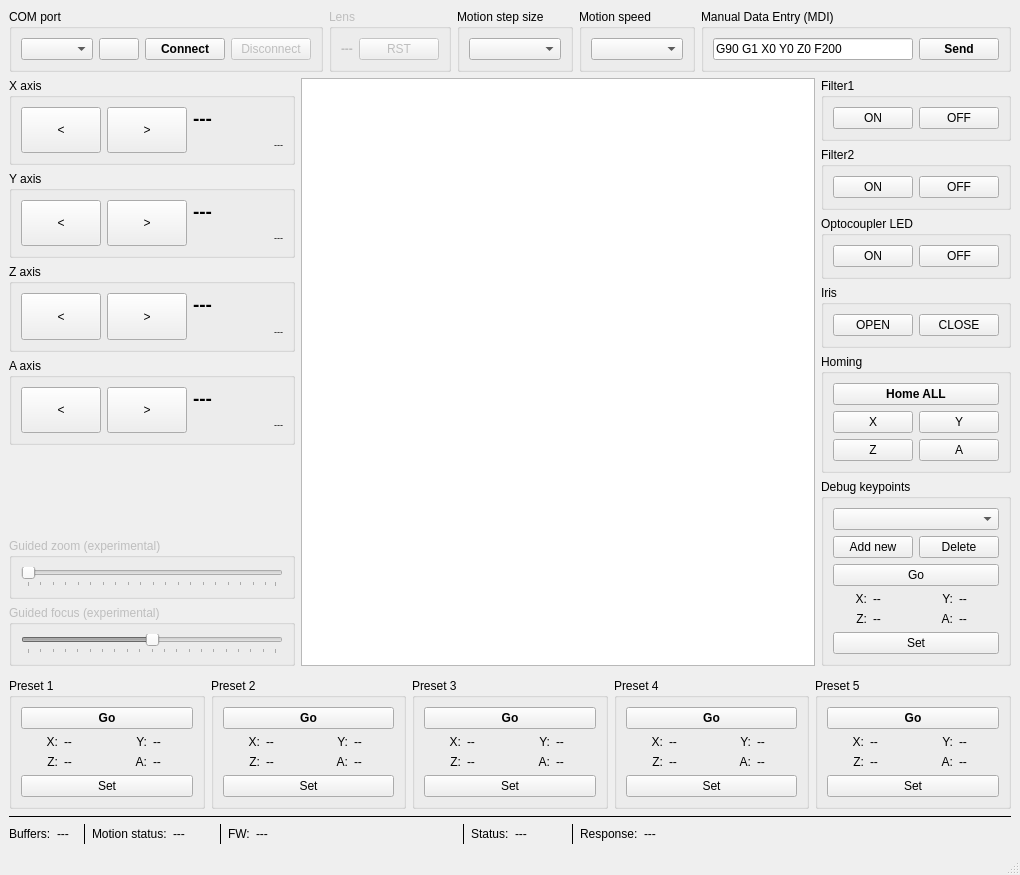
The window that 03_lens_tester_gui/gui.ui (Kurokesu/SCE2-SDK) describes before a commit, drawn with Qt 5.
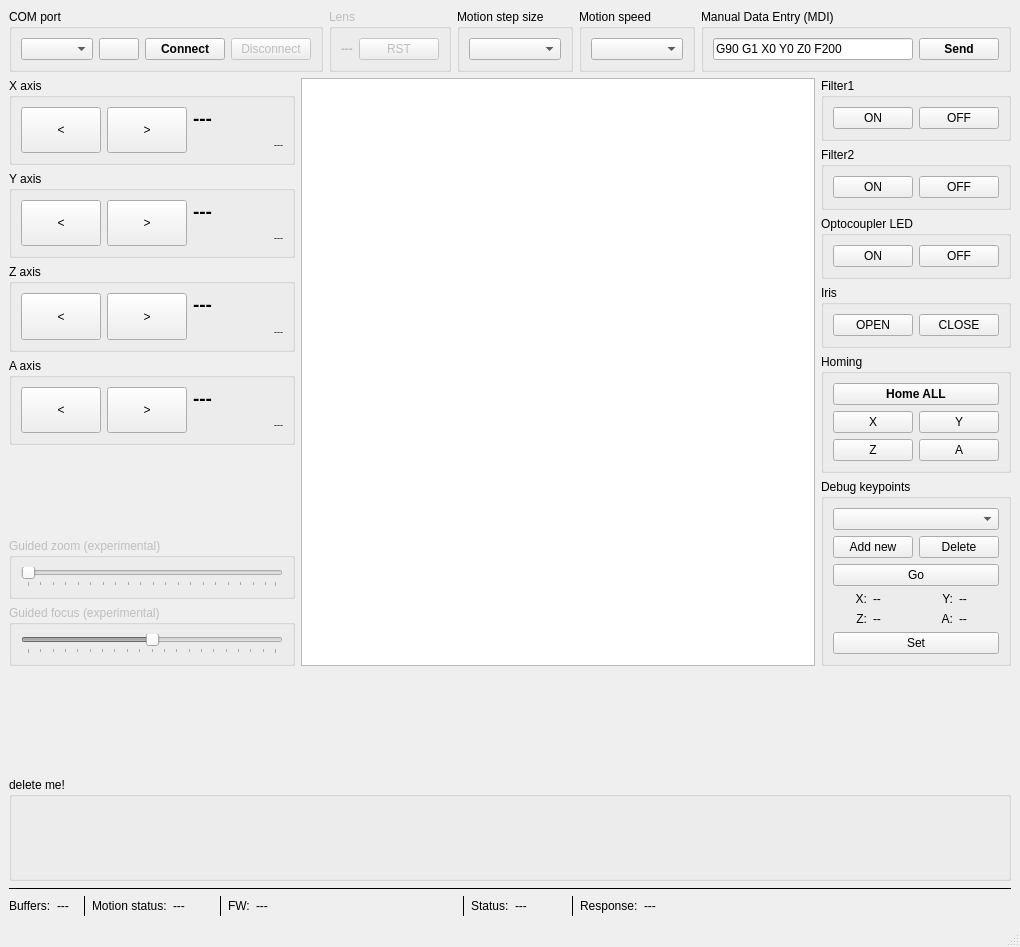
The same window after the commit. Icons and pictures are not drawn. Custom widgets are drawn as their Qt base class.

Commit message: refactored presets as widgets

What changed in the file:
```diff
--- a/03_lens_tester_gui/gui.ui
+++ b/03_lens_tester_gui/gui.ui
@@ -7,7 +7,7 @@
     <x>0</x>
     <y>0</y>
     <width>1020</width>
-    <height>875</height>
+    <height>947</height>
    </rect>
   </property>
   <property name="windowTitle">
@@ -929,7 +929,7 @@
       <property name="sizeHint" stdset="0">
        <size>
         <width>20</width>
-        <height>115</height>
+        <height>20</height>
        </size>
       </property>
      </spacer>
@@ -1166,733 +1166,22 @@
     <item row="3" column="0">
      <layout class="QHBoxLayout" name="horizontalLayout">
       <item>
-       <widget class="QGroupBox" name="group_p1">
-        <property name="enabled">
-         <bool>true</bool>
+       <widget class="QGroupBox" name="presetGroup">
+        <property name="sizePolicy">
+         <sizepolicy hsizetype="Preferred" vsizetype="MinimumExpanding">
+          <horstretch>0</horstretch>
+          <verstretch>0</verstretch>
+         </sizepolicy>
         </property>
-        <property name="title">
-         <string>Preset 1</string>
+        <property name="minimumSize">
+         <size>
+          <width>0</width>
+          <height>0</height>
+         </size>
         </property>
-        <layout class="QGridLayout" name="gridLayout_6">
-         <item row="0" column="0" colspan="2">
-          <widget class="QPushButton" name="push_pr1_go">
-           <property name="sizePolicy">
-            <sizepolicy hsizetype="Minimum" vsizetype="Fixed">
-             <horstretch>0</horstretch>
-             <verstretch>0</verstretch>
-            </sizepolicy>
-           </property>
-           <property name="font">
-            <font>
-             <weight>75</weight>
-             <bold>true</bold>
-            </font>
-           </property>
-           <property name="text">
-            <string>Go</string>
-           </property>
-          </widget>
-         </item>
-         <item row="1" column="0">
-          <layout class="QHBoxLayout" name="horizontalLayout_26">
-           <item>
-            <widget class="QLabel" name="label_19">
-             <property name="text">
-              <string>X:</string>
-             </property>
-             <property name="alignment">
-              <set>Qt::AlignRight|Qt::AlignTrailing|Qt::AlignVCenter</set>
-             </property>
-            </widget>
-           </item>
-           <item>
-            <widget class="QLabel" name="label_pr1_x">
-             <property name="minimumSize">
-              <size>
-               <width>40</width>
-               <height>0</height>
-              </size>
-             </property>
-             <property name="text">
-              <string>--</string>
-             </property>
-            </widget>
-           </item>
-          </layout>
-         </item>
-         <item row="1" column="1">
-          <layout class="QHBoxLayout" name="horizontalLayout_30">
-           <item>
-            <widget class="QLabel" name="label_27">
-             <property name="text">
-              <string>Y:</string>
-             </property>
-             <property name="alignment">
-              <set>Qt::AlignRight|Qt::AlignTrailing|Qt::AlignVCenter</set>
-             </property>
-            </widget>
-           </item>
-           <item>
-            <widget class="QLabel" name="label_pr1_y">
-             <property name="minimumSize">
-              <size>
-               <width>40</width>
-               <height>0</height>
-              </size>
-             </property>
-             <property name="text">
-              <string>--</string>
-             </property>
-            </widget>
-           </item>
-          </layout>
-         </item>
-         <item row="2" column="0">
-          <layout class="QHBoxLayout" name="horizontalLayout_31">
-           <item>
-            <widget class="QLabel" name="label_29">
-             <property name="text">
-              <string>Z:</string>
-             </property>
-             <property name="alignment">
-              <set>Qt::AlignRight|Qt::AlignTrailing|Qt::AlignVCenter</set>
-             </property>
-            </widget>
-           </item>
-           <item>
-            <widget class="QLabel" name="label_pr1_z">
-             <property name="minimumSize">
-              <size>
-               <width>40</width>
-               <height>0</height>
-              </size>
-             </property>
-             <property name="text">
-              <string>--</string>
-             </property>
-            </widget>
-           </item>
-          </layout>
-         </item>
-         <item row="2" column="1">
-          <layout class="QHBoxLayout" name="horizontalLayout_38">
-           <item>
-            <widget class="QLabel" name="label_30">
-             <property name="text">
-              <string>A:</string>
-             </property>
-             <property name="alignment">
-              <set>Qt::AlignRight|Qt::AlignTrailing|Qt::AlignVCenter</set>
-             </property>
-            </widget>
-           </item>
-           <item>
-            <widget class="QLabel" name="label_pr1_a">
-             <property name="minimumSize">
-              <size>
-               <width>40</width>
-               <height>0</height>
-              </size>
-             </property>
-             <property name="text">
-              <string>--</string>
-             </property>
-            </widget>
-           </item>
-          </layout>
-         </item>
-         <item row="3" column="0" colspan="2">
-          <widget class="QPushButton" name="push_pr1_set">
-           <property name="text">
-            <string>Set</string>
-           </property>
-          </widget>
-         </item>
-        </layout>
-       </widget>
-      </item>
-      <item>
-       <widget class="QGroupBox" name="group_p2">
-        <property name="enabled">
-         <bool>true</bool>
-        </property>
         <property name="title">
-         <string>Preset 2</string>
+         <string>delete me!</string>
         </property>
-        <layout class="QGridLayout" name="gridLayout_14">
-         <item row="0" column="0" colspan="2">
-          <widget class="QPushButton" name="push_pr2_go">
-           <property name="sizePolicy">
-            <sizepolicy hsizetype="Minimum" vsizetype="Fixed">
-             <horstretch>0</horstretch>
-             <verstretch>0</verstretch>
-            </sizepolicy>
-           </property>
-           <property name="font">
-            <font>
-             <weight>75</weight>
-             <bold>true</bold>
-            </font>
-           </property>
-           <property name="text">
-            <string>Go</string>
-           </property>
-          </widget>
-         </item>
-         <item row="1" column="0">
-          <layout class="QHBoxLayout" name="horizontalLayout_50">
-           <item>
-            <widget class="QLabel" name="label_25">
-             <property name="text">
-              <string>X:</string>
-             </property>
-             <property name="alignment">
-              <set>Qt::AlignRight|Qt::AlignTrailing|Qt::AlignVCenter</set>
-             </property>
-            </widget>
-           </item>
-           <item>
-            <widget class="QLabel" name="label_pr2_x">
-             <property name="minimumSize">
-              <size>
-               <width>40</width>
-               <height>0</height>
-              </size>
-             </property>
-             <property name="text">
-              <string>--</string>
-             </property>
-            </widget>
-           </item>
-          </layout>
-         </item>
-         <item row="1" column="1">
-          <layout class="QHBoxLayout" name="horizontalLayout_49">
-           <item>
-            <widget class="QLabel" name="label_44">
-             <property name="text">
-              <string>Y:</string>
-             </property>
-             <property name="alignment">
-              <set>Qt::AlignRight|Qt::AlignTrailing|Qt::AlignVCenter</set>
-             </property>
-            </widget>
-           </item>
-           <item>
-            <widget class="QLabel" name="label_pr2_y">
-             <property name="minimumSize">
-              <size>
-               <width>40</width>
-               <height>0</height>
-              </size>
-             </property>
-             <property name="text">
-              <string>--</string>
-             </property>
-            </widget>
-           </item>
-          </layout>
-         </item>
-         <item row="2" column="0">
-          <layout class="QHBoxLayout" name="horizontalLayout_48">
-           <item>
-            <widget class="QLabel" name="label_43">
-             <property name="text">
-              <string>Z:</string>
-             </property>
-             <property name="alignment">
-              <set>Qt::AlignRight|Qt::AlignTrailing|Qt::AlignVCenter</set>
-             </property>
-            </widget>
-           </item>
-           <item>
-            <widget class="QLabel" name="label_pr2_z">
-             <property name="minimumSize">
-              <size>
-               <width>40</width>
-               <height>0</height>
-              </size>
-             </property>
-             <property name="text">
-              <string>--</string>
-             </property>
-            </widget>
-           </item>
-          </layout>
-         </item>
-         <item row="2" column="1">
-          <layout class="QHBoxLayout" name="horizontalLayout_47">
-           <item>
-            <widget class="QLabel" name="label_38">
-             <property name="text">
-              <string>A:</string>
-             </property>
-             <property name="alignment">
-              <set>Qt::AlignRight|Qt::AlignTrailing|Qt::AlignVCenter</set>
-             </property>
-            </widget>
-           </item>
-           <item>
-            <widget class="QLabel" name="label_pr2_a">
-             <property name="minimumSize">
-              <size>
-               <width>40</width>
-               <height>0</height>
-              </size>
-             </property>
-             <property name="text">
-              <string>--</string>
-             </property>
-            </widget>
-           </item>
-          </layout>
-         </item>
-         <item row="3" column="0" colspan="2">
-          <widget class="QPushButton" name="push_pr2_set">
-           <property name="text">
-            <string>Set</string>
-           </property>
-          </widget>
-         </item>
-        </layout>
-       </widget>
-      </item>
-      <item>
-       <widget class="QGroupBox" name="group_p3">
-        <property name="enabled">
-         <bool>true</bool>
-        </property>
-        <property name="title">
-         <string>Preset 3</string>
-        </property>
-        <layout class="QGridLayout" name="gridLayout_15">
-         <item row="0" column="0" colspan="2">
-          <widget class="QPushButton" name="push_pr3_go">
-           <property name="sizePolicy">
-            <sizepolicy hsizetype="Minimum" vsizetype="Fixed">
-             <horstretch>0</horstretch>
-             <verstretch>0</verstretch>
-            </sizepolicy>
-           </property>
-           <property name="font">
-            <font>
-             <weight>75</weight>
-             <bold>true</bold>
-            </font>
-           </property>
-           <property name="text">
-            <string>Go</string>
-           </property>
-          </widget>
-         </item>
-         <item row="1" column="0">
-          <layout class="QHBoxLayout" name="horizontalLayout_28">
-           <item>
-            <widget class="QLabel" name="label_21">
-             <property name="text">
-              <string>X:</string>
-             </property>
-             <property name="alignment">
-              <set>Qt::AlignRight|Qt::AlignTrailing|Qt::AlignVCenter</set>
-             </property>
-            </widget>
-           </item>
-           <item>
-            <widget class="QLabel" name="label_pr3_x">
-             <property name="minimumSize">
-              <size>
-               <width>40</width>
-               <height>0</height>
-              </size>
-             </property>
-             <property name="text">
-              <string>--</string>
-             </property>
-            </widget>
-           </item>
-          </layout>
-         </item>
-         <item row="1" column="1">
-          <layout class="QHBoxLayout" name="horizontalLayout_51">
-           <item>
-            <widget class="QLabel" name="label_45">
-             <property name="text">
-              <string>Y:</string>
-             </property>
-             <property name="alignment">
-              <set>Qt::AlignRight|Qt::AlignTrailing|Qt::AlignVCenter</set>
-             </property>
-            </widget>
-           </item>
-           <item>
-            <widget class="QLabel" name="label_pr3_y">
-             <property name="minimumSize">
-              <size>
-               <width>40</width>
-               <height>0</height>
-              </size>
-             </property>
-             <property name="text">
-              <string>--</string>
-             </property>
-            </widget>
-           </item>
-          </layout>
-         </item>
-         <item row="2" column="0">
-          <layout class="QHBoxLayout" name="horizontalLayout_35">
-           <item>
-            <widget class="QLabel" name="label_37">
-             <property name="text">
-              <string>Z:</string>
-             </property>
-             <property name="alignment">
-              <set>Qt::AlignRight|Qt::AlignTrailing|Qt::AlignVCenter</set>
-             </property>
-            </widget>
-           </item>
-           <item>
-            <widget class="QLabel" name="label_pr3_z">
-             <property name="minimumSize">
-              <size>
-               <width>40</width>
-               <height>0</height>
-              </size>
-             </property>
-             <property name="text">
-              <string>--</string>
-             </property>
-            </widget>
-           </item>
-          </layout>
-         </item>
-         <item row="2" column="1">
-          <layout class="QHBoxLayout" name="horizontalLayout_34">
-           <item>
-            <widget class="QLabel" name="label_35">
-             <property name="text">
-              <string>A:</string>
-             </property>
-             <property name="alignment">
-              <set>Qt::AlignRight|Qt::AlignTrailing|Qt::AlignVCenter</set>
-             </property>
-            </widget>
-           </item>
-           <item>
-            <widget class="QLabel" name="label_pr3_a">
-             <property name="minimumSize">
-              <size>
-               <width>40</width>
-               <height>0</height>
-              </size>
-             </property>
-             <property name="text">
-              <string>--</string>
-             </property>
-            </widget>
-           </item>
-          </layout>
-         </item>
-         <item row="3" column="0" colspan="2">
-          <widget class="QPushButton" name="push_pr3_set">
-           <property name="text">
-            <string>Set</string>
-           </property>
-          </widget>
-         </item>
-        </layout>
-       </widget>
-      </item>
-      <item>
-       <widget class="QGroupBox" name="group_p4">
-        <property name="enabled">
-         <bool>true</bool>
-        </property>
-        <property name="title">
-         <string>Preset 4</string>
-        </property>
-        <layout class="QGridLayout" name="gridLayout_13">
-         <item row="0" column="0" colspan="2">
-          <widget class="QPushButton" name="push_pr4_go">
-           <property name="sizePolicy">
-            <sizepolicy hsizetype="Minimum" vsizetype="Fixed">
-             <horstretch>0</horstretch>
-             <verstretch>0</verstretch>
-            </sizepolicy>
-           </property>
-           <property name="font">
-            <font>
-             <weight>75</weight>
-             <bold>true</bold>
-            </font>
-           </property>
-           <property name="text">
-            <string>Go</string>
-           </property>
-          </widget>
-         </item>
-         <item row="1" column="0">
-          <layout class="QHBoxLayout" name="horizontalLayout_29">
-           <item>
-            <widget class="QLabel" name="label_22">
-             <property name="text">
-              <string>X:</string>
-             </property>
-             <property name="alignment">
-              <set>Qt::AlignRight|Qt::AlignTrailing|Qt::AlignVCenter</set>
-             </property>
-            </widget>
-           </item>
-           <item>
-            <widget class="QLabel" name="label_pr4_x">
-             <property name="minimumSize">
-              <size>
-               <width>40</width>
-               <height>0</height>
-              </size>
-             </property>
-             <property name="text">
-              <string>--</string>
-             </property>
-            </widget>
-           </item>
-          </layout>
-         </item>
-         <item row="1" column="1">
-          <layout class="QHBoxLayout" name="horizontalLayout_52">
-           <item>
-            <widget class="QLabel" name="label_46">
-             <property name="text">
-              <string>Y:</string>
-             </property>
-             <property name="alignment">
-              <set>Qt::AlignRight|Qt::AlignTrailing|Qt::AlignVCenter</set>
-             </property>
-            </widget>
-           </item>
-           <item>
-            <widget class="QLabel" name="label_pr4_y">
-             <property name="minimumSize">
-              <size>
-               <width>40</width>
-               <height>0</height>
-              </size>
-             </property>
-             <property name="text">
-              <string>--</string>
-             </property>
-            </widget>
-           </item>
-          </layout>
-         </item>
-         <item row="2" column="0">
-          <layout class="QHBoxLayout" name="horizontalLayout_37">
-           <item>
-            <widget class="QLabel" name="label_41">
-             <property name="text">
-              <string>Z:</string>
-             </property>
-             <property name="alignment">
-              <set>Qt::AlignRight|Qt::AlignTrailing|Qt::AlignVCenter</set>
-             </property>
-            </widget>
-           </item>
-           <item>
-            <widget class="QLabel" name="label_pr4_z">
-             <property name="minimumSize">
-              <size>
-               <width>40</width>
-               <height>0</height>
-              </size>
-             </property>
-             <property name="text">
-              <string>--</string>
-             </property>
-            </widget>
-           </item>
-          </layout>
-         </item>
-         <item row="2" column="1">
-          <layout class="QHBoxLayout" name="horizontalLayout_36">
-           <item>
-            <widget class="QLabel" name="label_39">
-             <property name="text">
-              <string>A:</string>
-             </property>
-             <property name="alignment">
-              <set>Qt::AlignRight|Qt::AlignTrailing|Qt::AlignVCenter</set>
-             </property>
-            </widget>
-           </item>
-           <item>
-            <widget class="QLabel" name="label_pr4_a">
-             <property name="minimumSize">
-              <size>
-               <width>40</width>
-               <height>0</height>
-              </size>
-             </property>
-             <property name="text">
-              <string>--</string>
-             </property>
-            </widget>
-           </item>
-          </layout>
-         </item>
-         <item row="3" column="0" colspan="2">
-          <widget class="QPushButton" name="push_pr4_set">
-           <property name="text">
-            <string>Set</string>
-           </property>
-          </widget>
-         </item>
-        </layout>
-       </widget>
-      </item>
-      <item>
-       <widget class="QGroupBox" name="group_p5">
-        <property name="enabled">
-         <bool>true</bool>
-        </property>
-        <property name="title">
-         <string>Preset 5</string>
-        </property>
-        <layout class="QGridLayout" name="gridLayout_16">
-         <item row="0" column="0" colspan="2">
-          <widget class="QPushButton" name="push_pr5_go">
-           <property name="sizePolicy">
-            <sizepolicy hsizetype="Minimum" vsizetype="Fixed">
-             <horstretch>0</horstretch>
-             <verstretch>0</verstretch>
-            </sizepolicy>
-           </property>
-           <property name="font">
-            <font>
-             <weight>75</weight>
-             <bold>true</bold>
-            </font>
-           </property>
-           <property name="text">
-            <string>Go</string>
-           </property>
-          </widget>
-         </item>
-         <item row="1" column="0">
-          <layout class="QHBoxLayout" name="horizontalLayout_53">
-           <item>
-            <widget class="QLabel" name="label_23">
-             <property name="text">
-              <string>X:</string>
-             </property>
-             <property name="alignment">
-              <set>Qt::AlignRight|Qt::AlignTrailing|Qt::AlignVCenter</set>
-             </property>
-            </widget>
-           </item>
-           <item>
-            <widget class="QLabel" name="label_pr5_x">
-             <property name="minimumSize">
-              <size>
-               <width>40</width>
-               <height>0</height>
-              </size>
-             </property>
-             <property name="text">
-              <string>--</string>
-             </property>
-            </widget>
-           </item>
-          </layout>
-         </item>
-         <item row="1" column="1">
-          <layout class="QHBoxLayout" name="horizontalLayout_43">
-           <item>
-            <widget class="QLabel" name="label_47">
-             <property name="text">
-              <string>Y:</string>
-             </property>
-             <property name="alignment">
-              <set>Qt::AlignRight|Qt::AlignTrailing|Qt::AlignVCenter</set>
-             </property>
-            </widget>
-           </item>
-           <item>
-            <widget class="QLabel" name="label_pr5_y">
-             <property name="minimumSize">
-              <size>
-               <width>40</width>
-               <height>0</height>
-              </size>
-             </property>
-             <property name="text">
-              <string>--</string>
-             </property>
-            </widget>
-           </item>
-          </layout>
-         </item>
-         <item row="2" column="0">
-          <layout class="QHBoxLayout" name="horizontalLayout_42">
-           <item>
-            <widget class="QLabel" name="label_42">
-             <property name="text">
-              <string>Z:</string>
-             </property>
-             <property name="alignment">
-              <set>Qt::AlignRight|Qt::AlignTrailing|Qt::AlignVCenter</set>
-             </property>
-            </widget>
-           </item>
-           <item>
-            <widget class="QLabel" name="label_pr5_z">
-             <property name="minimumSize">
-              <size>
-               <width>40</width>
-               <height>0</height>
-              </size>
-             </property>
-             <property name="text">
-              <string>--</string>
-             </property>
-            </widget>
-           </item>
-          </layout>
-         </item>
-         <item row="2" column="1">
-          <layout class="QHBoxLayout" name="horizontalLayout_41">
-           <item>
-            <widget class="QLabel" name="label_40">
-             <property name="text">
-              <string>A:</string>
-             </property>
-             <property name="alignment">
-              <set>Qt::AlignRight|Qt::AlignTrailing|Qt::AlignVCenter</set>
-             </property>
-            </widget>
-           </item>
-           <item>
-            <widget class="QLabel" name="label_pr5_a">
-             <property name="minimumSize">
-              <size>
-               <width>40</width>
-               <height>0</height>
-              </size>
-             </property>
-             <property name="text">
-              <string>--</string>
-             </property>
-            </widget>
-           </item>
-          </layout>
-         </item>
-         <item row="3" column="0" colspan="2">
-          <widget class="QPushButton" name="push_pr5_set">
-           <property name="text">
-            <string>Set</string>
-           </property>
-          </widget>
-         </item>
-        </layout>
        </widget>
       </item>
      </layout>
```
Left out of the diff: 460 changed lines with no effect on the pictures. The commit also changes 7 other files.
